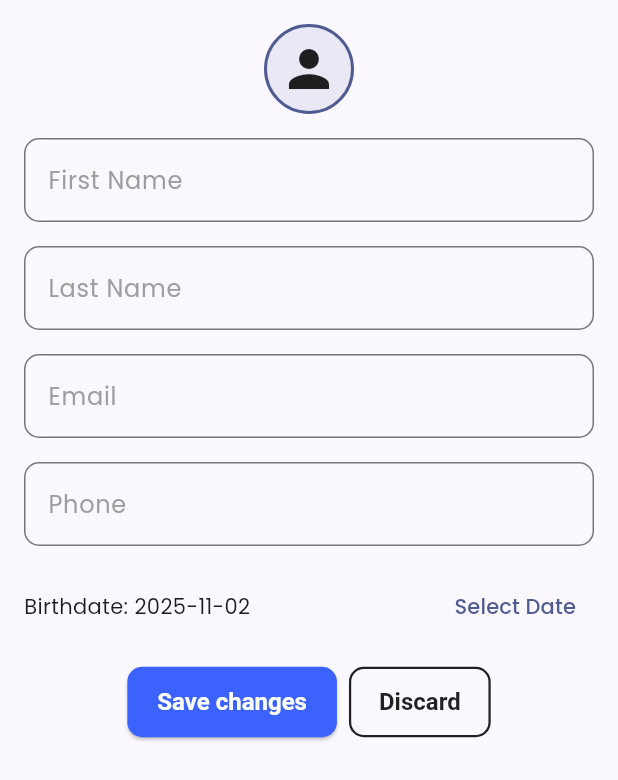
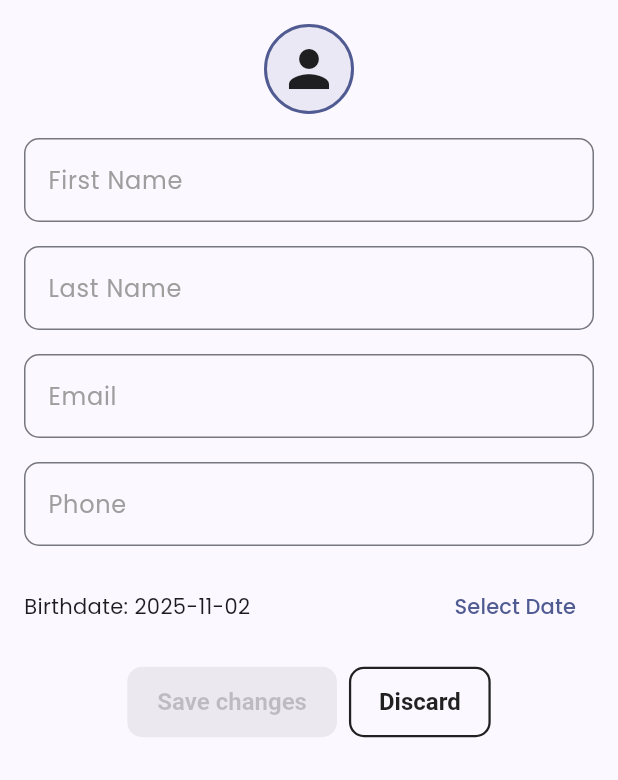
Before and after one commit to mateicrainiceanu/fidelify-flutter-client, a Flutter app: the UserEditForm widget shown alone on an empty page, opened directly, on a phone screen of 412 x 824 dp. Shown: the top 780 px of the screen. Run offline on Flutter 3.47's test engine with Material 3 defaults, Android fonts, the phone set to English and light mode, and no system bars; drawn by our look-alikes of toastification; our stand-ins replace dio, flutter_secure_storage, google_fonts, logger; accounts and stored records are empty.

Commit message:
Edit locked if from was not changed

```diff
--- a/lib/screens/dash/user/user_edit_form.dart
+++ b/lib/screens/dash/user/user_edit_form.dart
@@ -21,6 +21,7 @@ class _UserEditFormState extends State<UserEditForm> {
   final GlobalKey<FormState> _formKey = GlobalKey<FormState>();
 
   bool _isLoading = false;
+  bool _isModified = false;
 
   late String _fname;
   late String _lname;
@@ -83,6 +84,14 @@ class _UserEditFormState extends State<UserEditForm> {
     widget.onSubmit?.call();
   }
 
+  void enableSubmit() {
+    if (!_isModified) {
+      setState(() {
+        _isModified = true;
+      });
+    }
+  }
+
   @override
   Widget build(BuildContext context) {
     final auth = context.watch<AuthUserProvider>();
@@ -92,6 +101,7 @@ class _UserEditFormState extends State<UserEditForm> {
       padding: const EdgeInsets.all(16),
       width: double.infinity,
         child: Form(
+          onChanged: enableSubmit,
           key: _formKey,
           child: Column(
             spacing: 16,
@@ -140,6 +150,7 @@ class _UserEditFormState extends State<UserEditForm> {
                         lastDate: DateTime.now(),
                       );
                       if (picked != null) {
+                        enableSubmit();
                         setState(() => _bdate = picked);
                       }
                     },
@@ -153,9 +164,14 @@ class _UserEditFormState extends State<UserEditForm> {
                       spacing: 8,
                       mainAxisAlignment: MainAxisAlignment.center,
                       children: [
-                        ElevatedButton(
-                            onPressed: _submit,
-                            child: const Text("Save changes")),
+                        AnimatedOpacity(
+                          duration: const Duration(milliseconds: 200),
+                          opacity: _isModified ? 1.0 : 0.6,
+                          child: ElevatedButton(
+                            onPressed: _isModified ? _submit : null,
+                            child: const Text("Save changes"),
+                          ),
+                        ),
                         OutlinedButton(
                             onPressed: _discard, child: const Text("Discard"))
                       ],
```
